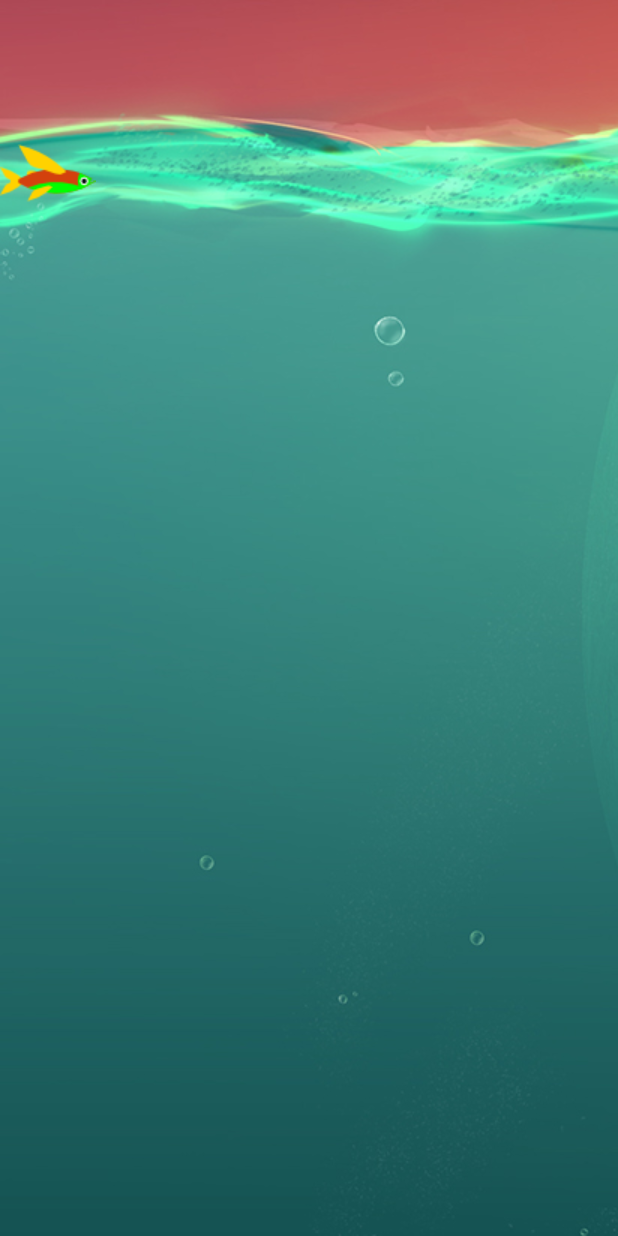
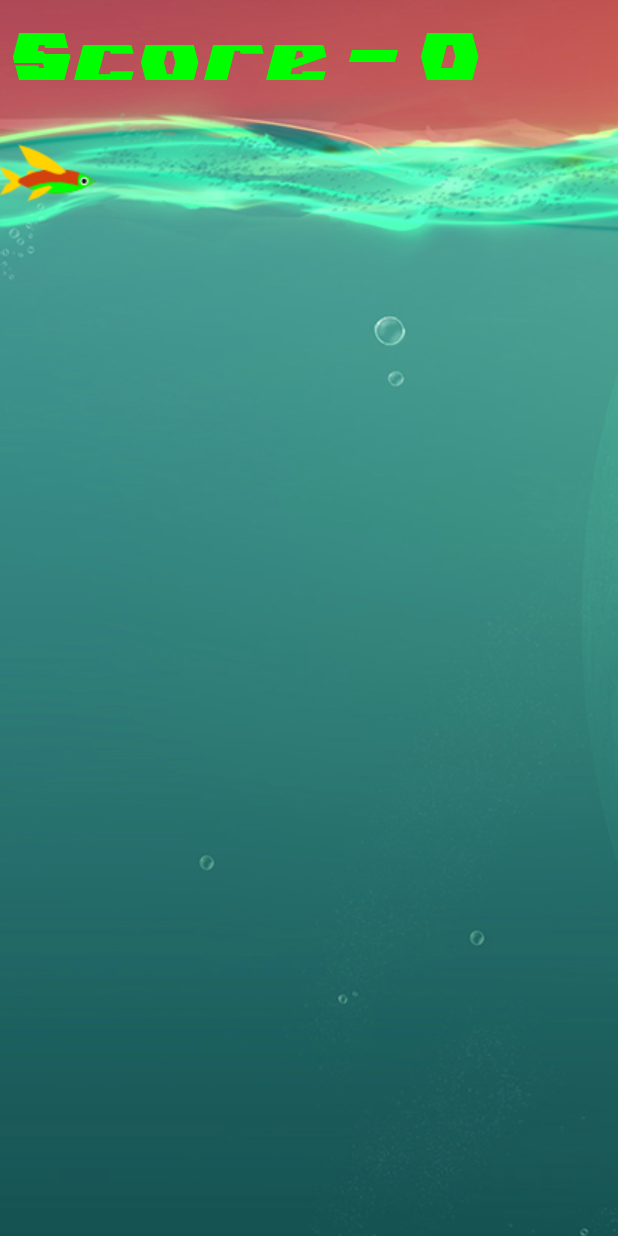
Before and after one commit to AliyuAbdullahi/Fishscape, an Android app: the screen it shows after launch (MainActivity), on a phone screen of 412 x 824 dp. Run offline under Robolectric (Android 15) with nearby library versions, the phone set to English and light mode, and no system bars.

Commit message:
Added score to game

```diff
--- a/app/src/main/java/com/example/awesomefish/SplashActivity.kt
+++ b/app/src/main/java/com/example/awesomefish/SplashActivity.kt
@@ -4,16 +4,26 @@ import android.content.Intent
 import android.os.Bundle
 import android.os.Handler
 import androidx.appcompat.app.AppCompatActivity
+import com.example.awesomefish.shared.FontManager
+import kotlinx.android.synthetic.main.activity_splash.*
 
 class SplashActivity : AppCompatActivity() {
 
     override fun onCreate(savedInstanceState: Bundle?) {
         super.onCreate(savedInstanceState)
         setContentView(R.layout.activity_splash)
+        splashTitle.setTypeface(FontManager.getTypeForFont(this, FontManager.Font.GLADIATOR_SPORT))
         startGameScreen()
     }
 
     private fun startGameScreen() {
-        Handler().postDelayed({ startActivity(Intent(this@SplashActivity, MainActivity::class.java))}, 3000)
+        Handler().postDelayed({
+            startActivity(
+                Intent(
+                    this@SplashActivity,
+                    MainActivity::class.java
+                )
+            )
+        }, 5000)
     }
 }
--- a/app/src/main/java/com/example/awesomefish/entities/Food.kt
+++ b/app/src/main/java/com/example/awesomefish/entities/Food.kt
@@ -4,7 +4,7 @@ import android.content.Context
 import android.graphics.Canvas
 import android.graphics.Color
 import android.graphics.Paint
-import com.example.awesomefish.shared.foodmanager.rand
+import com.example.awesomefish.shared.rand
 
 const val MIN_Y = 200
 const val FOOD_SIZE = 30
--- a/app/src/main/java/com/example/awesomefish/scene/stages/StageOne.kt
+++ b/app/src/main/java/com/example/awesomefish/scene/stages/StageOne.kt
@@ -2,26 +2,40 @@ package com.example.awesomefish.scene.stages
 
 import android.content.Context
 import android.graphics.Canvas
+import android.graphics.Color
+import android.graphics.Paint
 import android.graphics.Rect
 import android.view.MotionEvent
 import com.example.awesomefish.R
 import com.example.awesomefish.entities.Food
 import com.example.awesomefish.entities.Player
 import com.example.awesomefish.scene.Scene
-import com.example.awesomefish.shared.foodmanager.FoodManager
+import com.example.awesomefish.shared.FontManager
+import com.example.awesomefish.shared.FoodManager
 
 class StageOne(context: Context) :
     Scene(context) {
 
     private var player: Player = Player(context, 0F, 0F, 0F, 0F)
 
-    private val foods = FoodManager.createMuiltpleFood(context, 6, 12)
+    private val foods = FoodManager.createMuiltpleFood(context, FOOD_SIZE, FOOD_RESERVOIR_SIZE)
+
+    private var score = 0
+
+    private val scorePaint = Paint()
+
+    init {
+        scorePaint.isAntiAlias = true
+        scorePaint.color = Color.GREEN
+        scorePaint.typeface = FontManager.getTypeForFont(context, FontManager.Font.GLADIATOR_SPORT)
+        scorePaint.textSize = FontManager.FontSize.MEDIUM
+    }
 
     override fun display(canvas: Canvas) {
         super.display(canvas)
 
         FoodManager.foods.forEach {
-            it.foodStartPostion = (canvas.width + 50).toFloat()
+            it.foodStartPostion = (canvas.width + FOOD_X_OFFSET)
             it.maxY = canvas.height
         }
 
@@ -30,9 +44,13 @@ class StageOne(context: Context) :
         player.draw(canvas)
 
         for (index in 0 until FoodManager.size() - 1) {
-            println(FoodManager.foods[index])
             if (player.hasEatenFood(FoodManager.foods[index])) {
-                FoodManager.removeFood(FoodManager.foods[index])
+                val removed = FoodManager.removeFood(
+                    FoodManager.foods[index]
+                )
+                if (removed) {
+                    score += 5
+                }
             }
         }
 
@@ -41,6 +59,8 @@ class StageOne(context: Context) :
                 it.draw(canvas)
             }
         }
+
+        canvas.drawText("Score - $score", MIN_SCORE_X, MIN_SCORE_Y, scorePaint)
     }
 
     override fun backgroundColor(): Int {
@@ -51,8 +71,8 @@ class StageOne(context: Context) :
         return R.drawable.background
     }
 
-    override fun onTouch(event: MotionEvent): Boolean {
-        event.let {
+    override fun onTouch(motinEvent: MotionEvent): Boolean {
+        motinEvent.let {
             player.screenClicked = it.action == MotionEvent.ACTION_DOWN
             if (player.screenClicked) {
                 player.pushUp()
@@ -82,4 +102,13 @@ class StageOne(context: Context) :
             (food.foodY + food.foodHeight).toInt()
         )
     )
+
+    companion object {
+        const val MIN_SCORE_X = 10F
+        const val MIN_SCORE_Y = 80F
+        const val FOOD_X_OFFSET = 50F
+
+        const val FOOD_SIZE = 6
+        const val FOOD_RESERVOIR_SIZE = 12
+    }
 }
--- /dev/null
+++ b/app/src/main/java/com/example/awesomefish/shared/FontManager.kt
@@ -0,0 +1,29 @@
+package com.example.awesomefish.shared
+
+import android.content.Context
+import android.graphics.Typeface
+
+object FontManager {
+
+    fun getTypeForFont(context: Context, font: Font): Typeface {
+        return Typeface.createFromAsset(context.assets, font.path)
+    }
+
+    enum class Font(val path: String) {
+        SPACE_QUEST_XJ4O("fonts/SpaceQuest-Xj4o.ttf"),
+        SPACE_QUEST_XJ40_ITALLIC("fonts/SpaceQuestItalic-60Rx.ttf"),
+        SPACE_QUEST_Y0Y3("fonts/SpaceQuest-yOY3.ttf"),
+        GLADIATOR_SPORT("fonts/GladiatorSport-O82O.ttf"),
+        GLADIATOR_SPORT_BOLD("fonts/GladiatorSportBold-ZP4q.ttf"),
+        GLADIATOR_SPORT_BOLD_ITALLICS("fonts/GladiatorSportBoldItalic-3BWX.ttf"),
+        GLADIATOR_SPORT_ITALLIC("fonts/GladiatorSportItalic-xgKj.ttf")
+    }
+
+    object FontSize {
+        const val VERY_SMALL = 30F
+        const val SMALL = 50F
+        const val MEDIUM = 70F
+        const val LARGE = 100F
+        const val VERY_LARGE = 120F
+    }
+}
```
Also changed, not shown: app/src/main/java/com/example/awesomefish/shared/FoodManager.kt (renamed from app/src/main/java/com/example/awesomefish/shared/foodmanager/FoodManager.kt, +20 -7 lines), app/src/main/assets/fonts/GladiatorSport-O82O.ttf (added), app/src/main/assets/fonts/GladiatorSportBold-ZP4q.ttf (added), app/src/main/assets/fonts/GladiatorSportBoldItalic-3BWX.ttf (added), app/src/main/assets/fonts/GladiatorSportHollow-pvny.ttf (added), app/src/main/assets/fonts/GladiatorSportHollowInverse-D46E.ttf (added), app/src/main/assets/fonts/GladiatorSportInverse-AXj6.ttf (added), app/src/main/assets/fonts/GladiatorSportItalic-xgKj.ttf (added), app/src/main/assets/fonts/GladiatorSportLight-qw16.ttf (added), app/src/main/assets/fonts/SpaceQuest-Xj4o.ttf (added), app/src/main/assets/fonts/SpaceQuest-yOY3.ttf (added), app/src/main/assets/fonts/SpaceQuestItalic-60Rx.ttf (added), app/src/main/assets/fonts/SpaceQuestItalic-g8jY.ttf (added).
